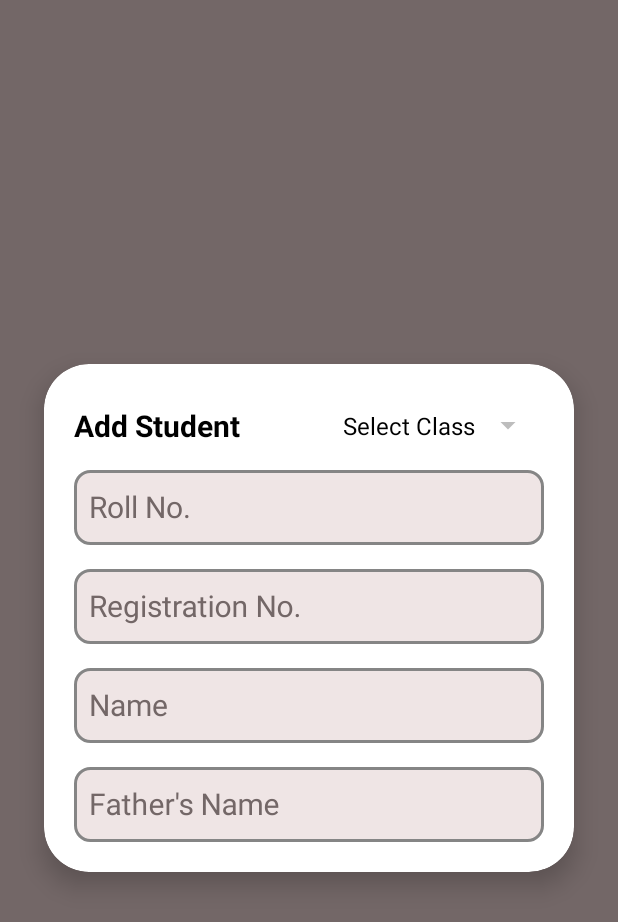
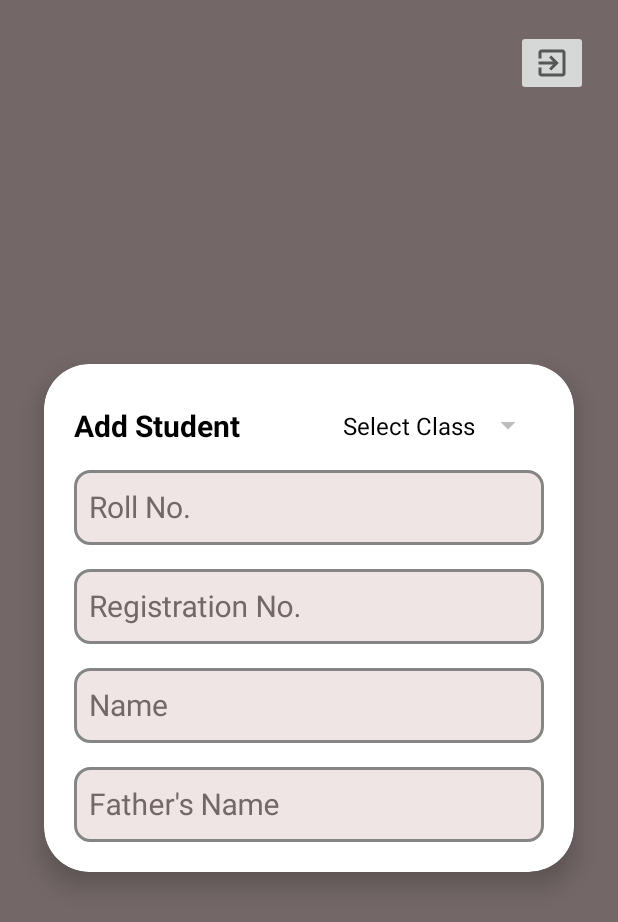
Before and after one commit to Priyanshu-2001/SchoolApp, an Android app: the StudentProfile screen opened directly, with no data from a screen before it, on a phone screen of 412 x 824 dp. Shown: the top 922 px of the screen. Run offline under Robolectric (Android 15) with nearby library versions, the light colour scheme and no system bars; our stand-ins replace Volley, data binding; network calls fail; 1 statement that could not run was skipped.

Commit message:
logout in student

```diff
--- a/app/src/main/java/com/geek/schoolapp/StudentProfile.kt
+++ b/app/src/main/java/com/geek/schoolapp/StudentProfile.kt
@@ -2,6 +2,7 @@ package com.geek.schoolapp
 
 import android.app.Activity
 import android.content.Context
+import android.content.Intent
 import android.os.Bundle
 import android.view.View
 import android.view.inputmethod.InputMethodManager
@@ -55,6 +56,7 @@ class StudentProfile : AppCompatActivity() {
     }
 
     private fun studentView() {
+        binding.logout.visibility = View.VISIBLE
         binding.backButton.visibility = View.GONE
         binding.btnSave.visibility = View.GONE
         val bundle = intent.getBundleExtra("bundle")
@@ -73,6 +75,13 @@ class StudentProfile : AppCompatActivity() {
             binding.viewmodel = it
             binding.classSpinner.setSelection(Integer.valueOf(it.standard.toString()))
         })
+
+        binding.logout.setOnClickListener{
+            AppSharedPrefs().deletePrefs(applicationContext)
+            val intent = Intent(this,MainActivity::class.java)
+            startActivity(intent)
+            finishAffinity()
+        }
     }
 
 
@@ -80,7 +89,7 @@ class StudentProfile : AppCompatActivity() {
         binding.tvTitle.text = "Student"
         binding.btnSave.text = "Edit Details"
         binding.deleteBtn.visibility = View.VISIBLE
-
+        binding.logout.visibility = View.GONE
         val bundle = intent.getBundleExtra("bund")
         val regID = bundle?.get("regId")
         val father = bundle?.get("fatherName")
--- a/app/src/main/res/layout/add_student.xml
+++ b/app/src/main/res/layout/add_student.xml
@@ -23,7 +23,20 @@
             android:layout_marginStart="10dp"
             android:layout_marginTop="10dp"
             android:background="@drawable/back_button_white"
+            app:layout_constraintHorizontal_chainStyle="spread_inside"
             app:layout_constraintStart_toStartOf="parent"
+            app:layout_constraintTop_toTopOf="parent" />
+
+        <ImageButton
+            android:id="@+id/logout"
+            android:layout_width="wrap_content"
+            android:layout_height="wrap_content"
+            android:layout_gravity="end"
+            android:layout_marginTop="10dp"
+            android:layout_marginEnd="10dp"
+            android:visibility="gone"
+            android:src="@drawable/sign_out"
+            app:layout_constraintEnd_toEndOf="parent"
             app:layout_constraintTop_toTopOf="parent" />
 
         <androidx.cardview.widget.CardView
@@ -67,8 +80,8 @@
                         android:layout_width="0dp"
                         android:layout_height="wrap_content"
                         android:layout_marginTop="5dp"
+                        android:textColorHint="@color/bg_brown"
                         app:hintEnabled="true"
-                        android:textColorHint="@color/bg_brown"
                         app:layout_constraintEnd_toEndOf="parent"
                         app:layout_constraintStart_toStartOf="parent"
                         app:layout_constraintTop_toBottomOf="@+id/tv_title"
@@ -81,9 +94,9 @@
                             android:background="@drawable/textfield_email"
                             android:hint="Roll No."
                             android:inputType="text"
-                            android:text="@{viewmodel.rollNO}"
                             android:padding="10dp"
                             android:singleLine="true"
+                            android:text="@{viewmodel.rollNO}"
                             android:textColor="#555555"
                             android:textColorHint="#555555"
                             android:textSize="20sp"
@@ -110,9 +123,9 @@
                             android:layout_height="50dp"
                             android:background="@drawable/textfield_email"
                             android:inputType="text"
-                            android:text="@{viewmodel.registrationNo}"
                             android:padding="10dp"
                             android:singleLine="true"
+                            android:text="@{viewmodel.registrationNo}"
                             android:textColor="#555555"
                             android:textColorHint="#555555"
                             android:textSize="20sp"
@@ -125,8 +138,8 @@
                         android:layout_width="0dp"
                         android:layout_height="wrap_content"
                         android:layout_marginTop="5dp"
+                        android:textColorHint="@color/bg_brown"
                         app:hintEnabled="true"
-                        android:textColorHint="@color/bg_brown"
                         app:layout_constraintEnd_toEndOf="parent"
                         app:layout_constraintStart_toStartOf="parent"
                         app:layout_constraintTop_toBottomOf="@+id/regBox"
@@ -138,10 +151,10 @@
                             android:layout_height="50dp"
                             android:background="@drawable/textfield_email"
                             android:hint="Name"
-                            android:text="@{viewmodel.name}"
                             android:inputType="text"
                             android:padding="10dp"
                             android:singleLine="true"
+                            android:text="@{viewmodel.name}"
                             android:textColor="#555555"
                             android:textColorHint="#555555"
                             android:textSize="20sp"
@@ -154,8 +167,8 @@
                         android:layout_width="0dp"
                         android:layout_height="wrap_content"
                         android:layout_marginTop="5dp"
+                        android:textColorHint="@color/bg_brown"
                         app:hintEnabled="true"
-                        android:textColorHint="@color/bg_brown"
                         app:layout_constraintEnd_toEndOf="parent"
                         app:layout_constraintStart_toStartOf="parent"
                         app:layout_constraintTop_toBottomOf="@+id/nameBox"
@@ -167,10 +180,10 @@
                             android:layout_height="50dp"
                             android:background="@drawable/textfield_email"
                             android:hint="Father's Name"
-                            android:text="@{viewmodel.fatherName}"
                             android:inputType="text"
                             android:padding="10dp"
                             android:singleLine="true"
+                            android:text="@{viewmodel.fatherName}"
                             android:textColor="#555555"
                             android:textColorHint="#555555"
                             android:textSize="20sp"
@@ -183,9 +196,9 @@
                         android:layout_width="0dp"
                         android:layout_height="wrap_content"
                         android:layout_marginTop="5dp"
+                        android:textColorHint="@color/bg_brown"
                         android:visibility="gone"
                         app:hintEnabled="true"
-                        android:textColorHint="@color/bg_brown"
                         app:layout_constraintEnd_toEndOf="parent"
                         app:layout_constraintStart_toStartOf="parent"
                         app:layout_constraintTop_toBottomOf="@+id/fnameBox"
@@ -212,8 +225,8 @@
                         android:layout_width="0dp"
                         android:layout_height="wrap_content"
                         android:layout_marginTop="5dp"
+                        android:textColorHint="@color/bg_brown"
                         android:visibility="gone"
-                        android:textColorHint="@color/bg_brown"
                         app:hintEnabled="true"
                         app:layout_constraintEnd_toEndOf="parent"
                         app:layout_constraintStart_toStartOf="parent"
@@ -266,8 +279,8 @@
                         android:id="@+id/deleteBtn"
                         android:layout_width="wrap_content"
                         android:layout_height="wrap_content"
+                        android:layout_marginRight="5dp"
                         android:src="@drawable/delete_btn"
-                        android:layout_marginRight="5dp"
                         android:visibility="gone"
                         app:layout_constraintBottom_toBottomOf="@+id/btn_save"
                         app:layout_constraintEnd_toEndOf="parent"
```
